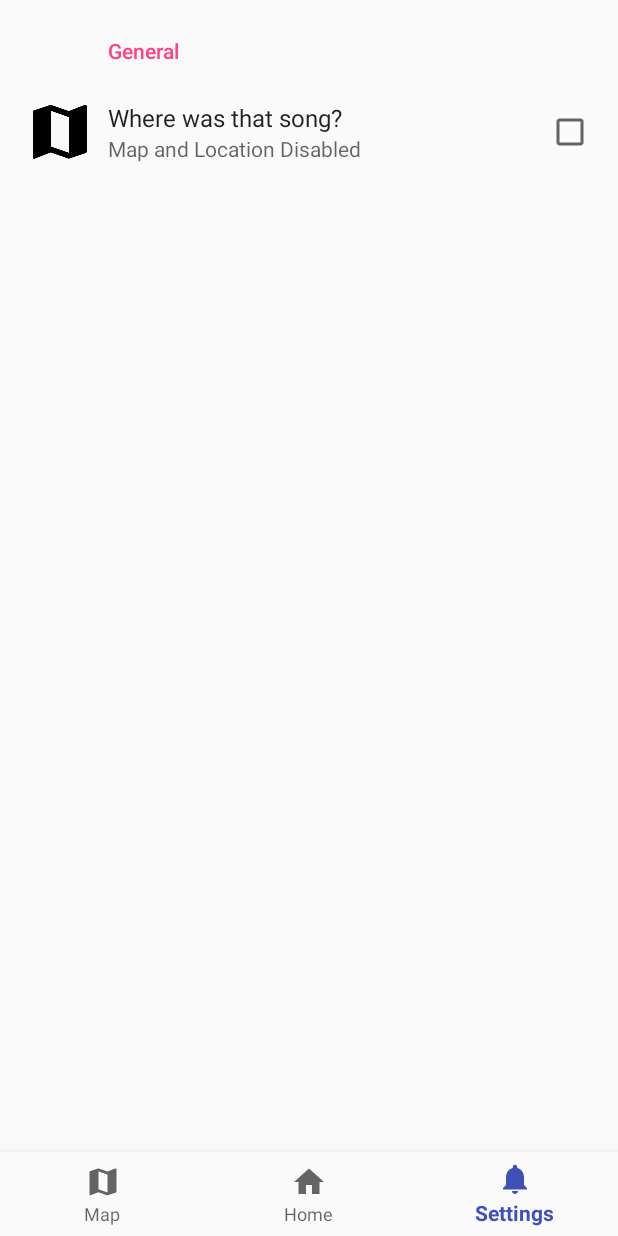
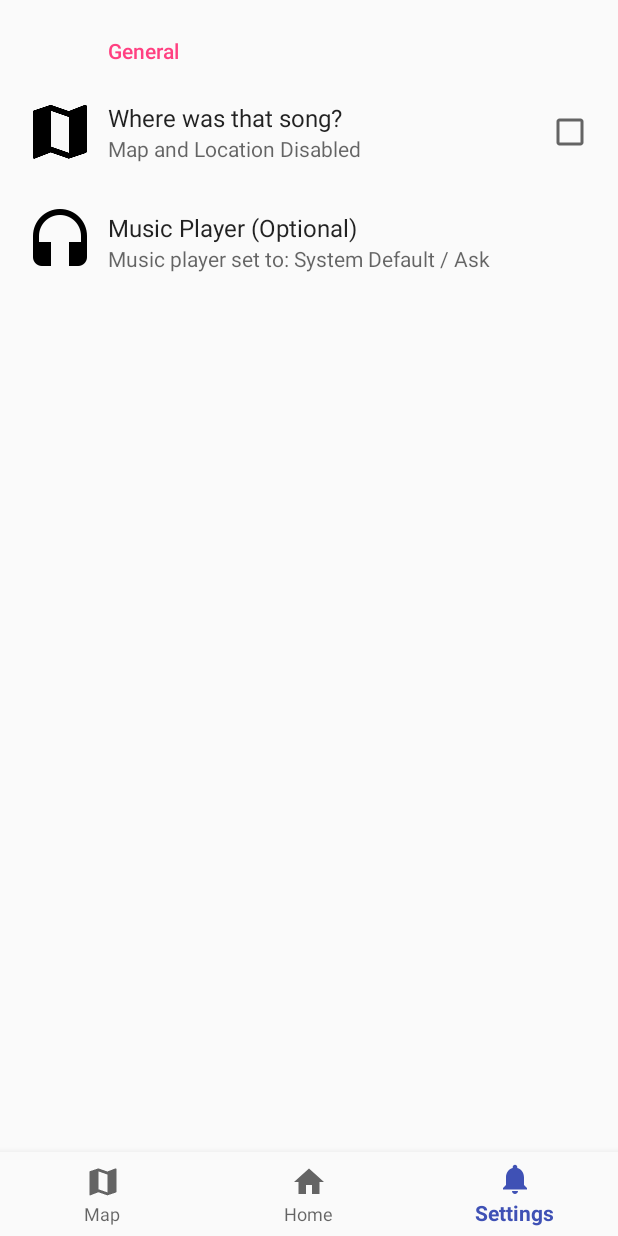
Before and after one commit to radixdev/whats-that-song, an Android app: the screen it shows after launch (MainActivity), item 3 of the bottom bar chosen, on a phone screen of 412 x 824 dp. Run offline under Robolectric (Android 15) with nearby library versions, the phone set to English and light mode, and no system bars; our stand-ins replace androidx.preference; pictures from the network do not load.

Commit message:
added chooser now

```diff
--- a/app/src/main/java/com/radix/nowplayinglog/MainActivity.java
+++ b/app/src/main/java/com/radix/nowplayinglog/MainActivity.java
@@ -120,9 +120,9 @@ public class MainActivity extends AppCompatActivity
     @Override
     public Fragment getItem(int position) {
       switch (position) {
-        case 0:
-          mMapFragment = new SongMapFragment();
-          return mMapFragment;
+//        case 0:
+//          mMapFragment = new SongMapFragment();
+//          return mMapFragment;
 
         case 1:
           return new SongListFragment();
--- a/app/src/main/java/com/radix/nowplayinglog/fragments/SettingsFragment.java
+++ b/app/src/main/java/com/radix/nowplayinglog/fragments/SettingsFragment.java
@@ -4,6 +4,7 @@ import android.Manifest;
 import android.content.SharedPreferences;
 import android.os.Bundle;
 import android.support.v7.preference.CheckBoxPreference;
+import android.support.v7.preference.ListPreference;
 import android.support.v7.preference.Preference;
 import android.support.v7.preference.PreferenceFragmentCompat;
 import android.support.v7.preference.PreferenceManager;
@@ -22,6 +23,7 @@ public class SettingsFragment extends PreferenceFragmentCompat implements Shared
     addPreferencesFromResource(R.xml.settings_preferences);
     mSettingsPrefs = PreferenceManager.getDefaultSharedPreferences(getActivity());
     onSharedPreferenceChanged(mSettingsPrefs, getString(R.string.settings_map_key));
+    onSharedPreferenceChanged(mSettingsPrefs, getString(R.string.settings_music_player_key));
   }
 
   @Override
@@ -35,6 +37,12 @@ public class SettingsFragment extends PreferenceFragmentCompat implements Shared
         if (checkBoxPreference.isChecked()) {
           getPermissionToReadLocation();
         }
+      }
+    } else if (preference instanceof ListPreference) {
+      ListPreference listPreference = (ListPreference) preference;
+      if (key.equals(getString(R.string.settings_music_player_key))) {
+        String value = (String) listPreference.getEntry();
+        preference.setSummary("Music player set to: " + value);
       }
     }
   }
--- a/app/src/main/res/values/arrays.xml
+++ b/app/src/main/res/values/arrays.xml
@@ -8,4 +8,17 @@
         <item>popular</item>
         <item>top_rated</item>
     </string-array>
+
+    <string-array name="music_players">
+        <item>System Default / Ask</item>
+        <item>Spotify</item>
+        <item>Google Play Music</item>
+        <item>Amazon Music</item>
+    </string-array>
+    <string-array name="music_players_value">
+        <item>default</item>
+        <item>spotify</item>
+        <item>google_play_music</item>
+        <item>amazon_music</item>
+    </string-array>
 </resources>
--- a/app/src/main/res/values/strings.xml
+++ b/app/src/main/res/values/strings.xml
@@ -5,10 +5,14 @@
     <string name="title_settings">Settings</string>
 
     <string name="settings_general_title">General</string>
+
     <string name="settings_map_key">settings_map_location_checkbox</string>
     <string name="settings_map_title">Where was that song?</string>
     <string name="settings_map_enabled_summary">Map and Location Enabled</string>
     <string name="settings_map_disabled_summary">Map and Location Disabled</string>
 
+    <string name="settings_music_player_key">settings_music_player</string>
+    <string name="settings_music_player_title">Music Player (Optional)</string>
+
     <string name="google_maps_key">AIzaSyB_fGqsb1AJmf6A52ENKOmL-Xms8hSzY3E</string>
 </resources>
--- a/app/src/main/res/xml/settings_preferences.xml
+++ b/app/src/main/res/xml/settings_preferences.xml
@@ -11,5 +11,13 @@
             android:summaryOff="@string/settings_map_disabled_summary"
             android:summaryOn="@string/settings_map_enabled_summary"
             android:title="@string/settings_map_title"/>
+        <ListPreference
+            android:defaultValue="default"
+            android:dialogIcon="@drawable/ic_radio_black_48dp"
+            android:entries="@array/music_players"
+            android:entryValues="@array/music_players_value"
+            android:icon="@drawable/ic_headset_black_48dp"
+            android:key="@string/settings_music_player_key"
+            android:title="@string/settings_music_player_title"/>
     </PreferenceCategory>
 </PreferenceScreen>
```
Also changed, not shown: app/src/main/res/drawable-hdpi/ic_headset_black_48dp.png (added), app/src/main/res/drawable-hdpi/ic_radio_black_48dp.png (added), app/src/main/res/drawable-mdpi/ic_headset_black_48dp.png (added), app/src/main/res/drawable-mdpi/ic_radio_black_48dp.png (added), app/src/main/res/drawable-xhdpi/ic_headset_black_48dp.png (added), app/src/main/res/drawable-xhdpi/ic_radio_black_48dp.png (added), app/src/main/res/drawable-xxhdpi/ic_headset_black_48dp.png (added), app/src/main/res/drawable-xxhdpi/ic_radio_black_48dp.png (added), app/src/main/res/drawable-xxxhdpi/ic_headset_black_48dp.png (added), app/src/main/res/drawable-xxxhdpi/ic_radio_black_48dp.png (added).
